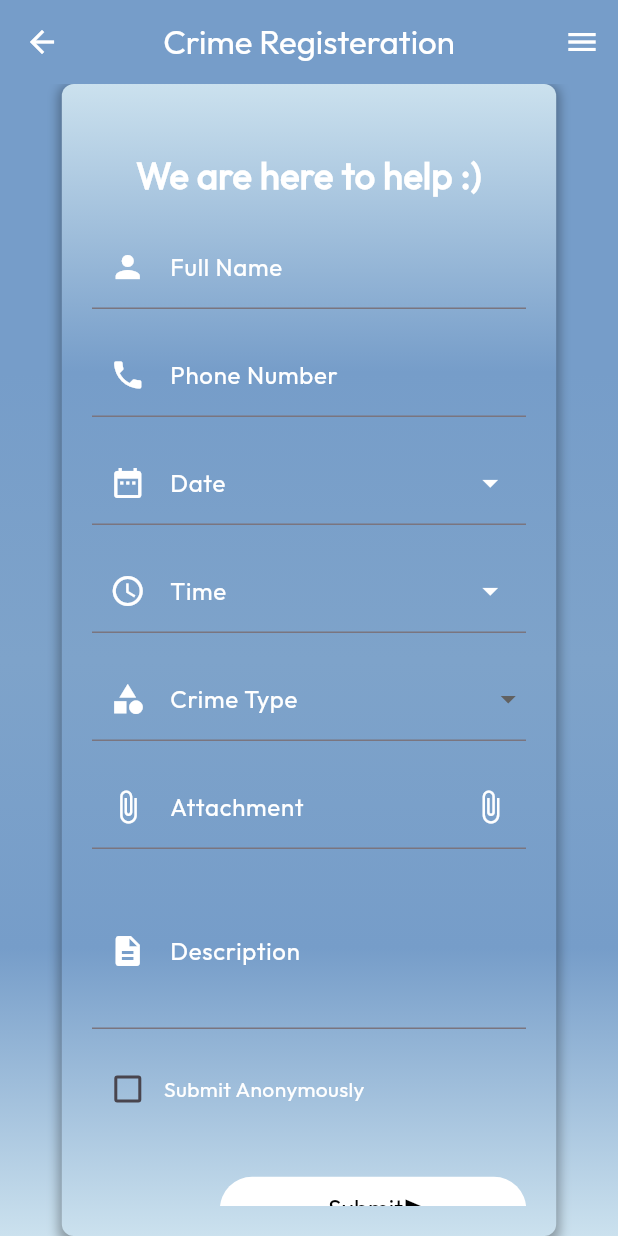
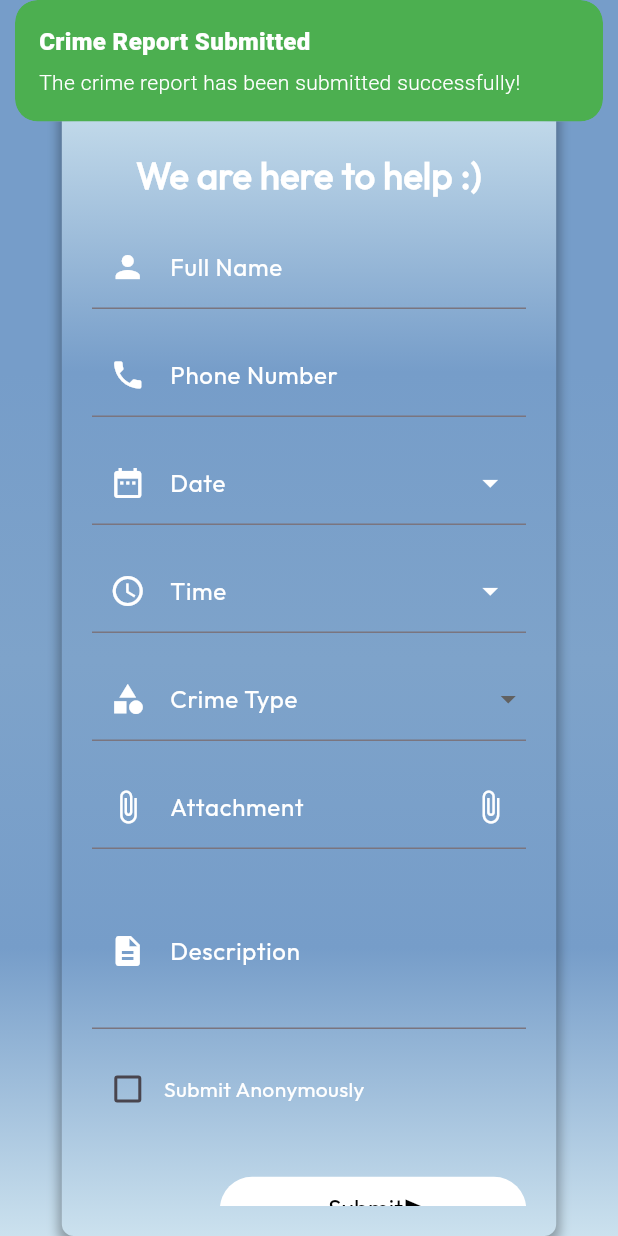
Before and after one commit to adan-s/FYP-Watchful-Eyes, a Flutter app: the CrimeRegistrationForm screen opened directly, after a tap on "Submit", on a phone screen of 412 x 824 dp. Run offline on Flutter 3.47's test engine with Material 3 defaults, Android fonts, the phone set to English and light mode, and no system bars; our stand-ins replace animated_text_kit, carousel_slider, cloud_firestore, file_picker, firebase_auth, firebase_core and 10 more; missing offline and left inert: dart:html, flutter_animated_button; accounts and stored records are empty; project files that could hold a hidden picture were left out.

Commit message:
Crime Registeration

```diff
--- /dev/null
+++ b/lib/authentication/controllers/crime_registeration_controller.dart
@@ -0,0 +1,72 @@
+import 'dart:html';
+import 'dart:typed_data';
+
+import 'package:cloud_firestore/cloud_firestore.dart';
+import 'package:flutter/material.dart';
+import 'package:get/get.dart';
+
+class CrimeRegistrationController extends GetxController {
+  static CrimeRegistrationController get instance =>
+      Get.find<CrimeRegistrationController>();
+
+  final CollectionReference crimeCollection =
+  FirebaseFirestore.instance.collection('crimeData');
+
+  final fullNameController = TextEditingController();
+  final phoneNumberController = TextEditingController();
+  final selectedDateController = TextEditingController();
+  final selectedTimeController = TextEditingController();
+  final crimeTypeController = TextEditingController();
+  final attachmentController = TextEditingController();
+  final descriptionController = TextEditingController();
+  final isAnonymousController = TextEditingController();
+
+  Future<void> submitCrimeReport() async {
+    try {
+      await crimeCollection.add({
+        'fullName': fullNameController.text,
+        'phoneNumber': phoneNumberController.text,
+        'date': selectedDateController.text,
+        'time': selectedTimeController.text,
+        'crimeType': crimeTypeController.text,
+        'attachment': attachmentController.text,
+        'description': descriptionController.text,
+        'isAnonymous': isAnonymousController.text == 'true',
+      });
+
+      Get.snackbar(
+        'Crime Report Submitted',
+        'The crime report has been submitted successfully!',
+        snackPosition: SnackPosition.TOP,
+        backgroundColor: Colors.green,
+        colorText: Colors.white,
+      );
+
+      clearFormFields();
+    } catch (e) {
+      print('Error submitting crime report: $e');
+
+      Get.snackbar(
+        'Submission Failed',
+        'An error occurred during the submission. Please try again later.',
+        snackPosition: SnackPosition.TOP,
+        backgroundColor: Colors.red,
+        colorText: Colors.white,
+      );
+
+      rethrow;
+    }
+  }
+
+
+  void clearFormFields() {
+    fullNameController.clear();
+    phoneNumberController.clear();
+    selectedDateController.clear();
+    selectedTimeController.clear();
+    crimeTypeController.clear();
+    attachmentController.clear();
+    descriptionController.clear();
+    isAnonymousController.clear();
+  }
+}
--- a/lib/screens/crime-registeration-form.dart
+++ b/lib/screens/crime-registeration-form.dart
@@ -7,6 +7,7 @@ import 'package:fyp/screens/safety-directory.dart';
 import 'package:fyp/screens/user-panel.dart';
 import 'package:fyp/screens/user-profile.dart';
 
+import '../authentication/controllers/crime_registeration_controller.dart';
 import 'blogs.dart';
 
 class CrimeRegistrationForm extends StatefulWidget {
@@ -225,11 +226,12 @@ class _CrimeRegistrationFormState extends State<CrimeRegistrationForm> {
                     alignment: Alignment.bottomRight,
                     child: ElevatedButton(
                       onPressed: () {
-                        // Handle form submission
+                        CrimeRegistrationController.instance.submitCrimeReport();
                       },
                       style: ElevatedButton.styleFrom(
-                        backgroundColor: Colors.white, // Set button color to transparent
-                        elevation: 0, // Remove button elevation
+                        backgroundColor:
+                        Colors.white,
+                        elevation: 0,
                       ),
                       child: Container(
                         decoration: BoxDecoration(
@@ -243,15 +245,18 @@ class _CrimeRegistrationFormState extends State<CrimeRegistrationForm> {
                           ),
                           borderRadius: BorderRadius.circular(8),
                         ),
-                        padding: EdgeInsets.symmetric(vertical: 10, horizontal: 40),
+                        padding:
+                        EdgeInsets.symmetric(vertical: 10, horizontal: 40),
                         child: Row(
                           mainAxisSize: MainAxisSize.min,
                           children: [
-
                             SizedBox(width: 8),
                             Text(
                               "Submit",
-                              style: TextStyle(fontFamily: 'outfit',fontSize: 16, color: Colors.black),
+                              style: TextStyle(
+                                  fontFamily: 'outfit',
+                                  fontSize: 16,
+                                  color: Colors.black),
                             ),
                             Icon(
                               Icons.send, // You can use a different icon if needed
--- a/lib/screens/signup.dart
+++ b/lib/screens/signup.dart
@@ -511,7 +511,6 @@ class _SignupState extends State<Signup> {
         onPressed: () async {
           if (_formKey.currentState!.validate()) {
             if (controller.email.text.isNotEmpty) {
-              // Create a usermodel instance with the necessary data
               usermodel newUser = usermodel(
                 username: controller.username.text.trim(),
                 firstName: controller.firstName.text.trim(),
```
Also changed, not shown: lib/authentication/models/crime_data_model.dart (added, +53 -0 lines).
